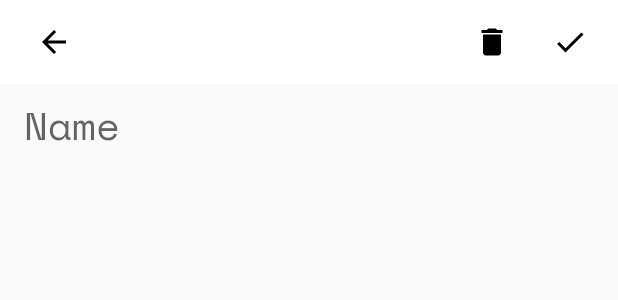
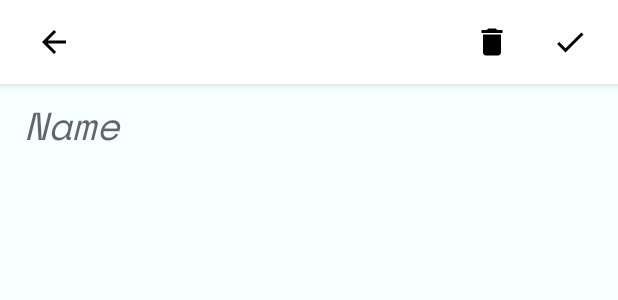
Before and after one commit to kohtut007/SimpleTodoList, an Android app: the layout activity_add_todo.xml on its own in the app's theme, with its tools: preview values and no code run, on a phone screen of 412 x 824 dp. Shown: the top 300 px of the screen. Run offline under Robolectric (Android 15) with nearby library versions, the phone set to English and light mode, and no system bars.

Commit message:
ui adjustment

```diff
--- a/app/src/main/res/layout/activity_add_todo.xml
+++ b/app/src/main/res/layout/activity_add_todo.xml
@@ -3,18 +3,23 @@
     xmlns:app="http://schemas.android.com/apk/res-auto"
     xmlns:tools="http://schemas.android.com/tools"
     android:layout_width="match_parent"
-    android:layout_height="match_parent">
+    android:layout_height="match_parent"
+    tools:context=".ui.AddTodoActivity"
+    android:background="@color/soft_blue">
 
-    <androidx.appcompat.widget.Toolbar
-        android:id="@+id/toolbar"
-        android:layout_width="0dp"
+    <com.google.android.material.appbar.AppBarLayout
+        android:id="@+id/appBarLayout"
+        android:layout_width="match_parent"
         android:layout_height="wrap_content"
         android:background="@color/white"
-        android:minHeight="?attr/actionBarSize"
-        android:theme="?attr/actionBarTheme"
         app:layout_constraintEnd_toEndOf="parent"
         app:layout_constraintStart_toStartOf="parent"
         app:layout_constraintTop_toTopOf="parent">
+
+        <com.google.android.material.appbar.MaterialToolbar
+            android:id="@+id/tbMain"
+            android:layout_width="match_parent"
+            android:layout_height="wrap_content">
 
             <RelativeLayout
                 android:layout_width="wrap_content"
@@ -46,7 +51,10 @@
                     app:srcCompat="@drawable/baseline_delete_24" />
 
             </RelativeLayout>
-    </androidx.appcompat.widget.Toolbar>
+
+
+        </com.google.android.material.appbar.MaterialToolbar>
+    </com.google.android.material.appbar.AppBarLayout>
 
     <androidx.appcompat.widget.AppCompatEditText
         android:id="@+id/etName"
@@ -61,9 +69,10 @@
         android:ems="10"
         android:hint="@string/name"
         android:textSize="26sp"
+        android:textStyle="normal|italic"
         app:layout_constraintBottom_toBottomOf="parent"
         app:layout_constraintEnd_toEndOf="parent"
         app:layout_constraintStart_toStartOf="parent"
-        app:layout_constraintTop_toBottomOf="@id/toolbar" />
+        app:layout_constraintTop_toBottomOf="@id/appBarLayout" />
 
 </androidx.constraintlayout.widget.ConstraintLayout>
--- a/app/src/main/res/layout/activity_main.xml
+++ b/app/src/main/res/layout/activity_main.xml
@@ -38,6 +38,7 @@
         android:id="@+id/recycler_view"
         android:layout_width="match_parent"
         android:layout_height="0dp"
+        android:background="@color/soft_blue"
         app:layout_constraintBottom_toBottomOf="parent"
         app:layout_constraintEnd_toEndOf="parent"
         app:layout_constraintStart_toStartOf="parent"
--- a/app/src/main/res/values/colors.xml
+++ b/app/src/main/res/values/colors.xml
@@ -4,4 +4,5 @@
     <color name="white">#FFFFFFFF</color>
     <color name="light_blue">#00BCD4</color>
     <color name="pale_blue">#EFFDFF</color>
+    <color name="soft_blue">#F7FFFF</color>
 </resources>
```
Lines whose indentation alone changed are shown as unchanged.
